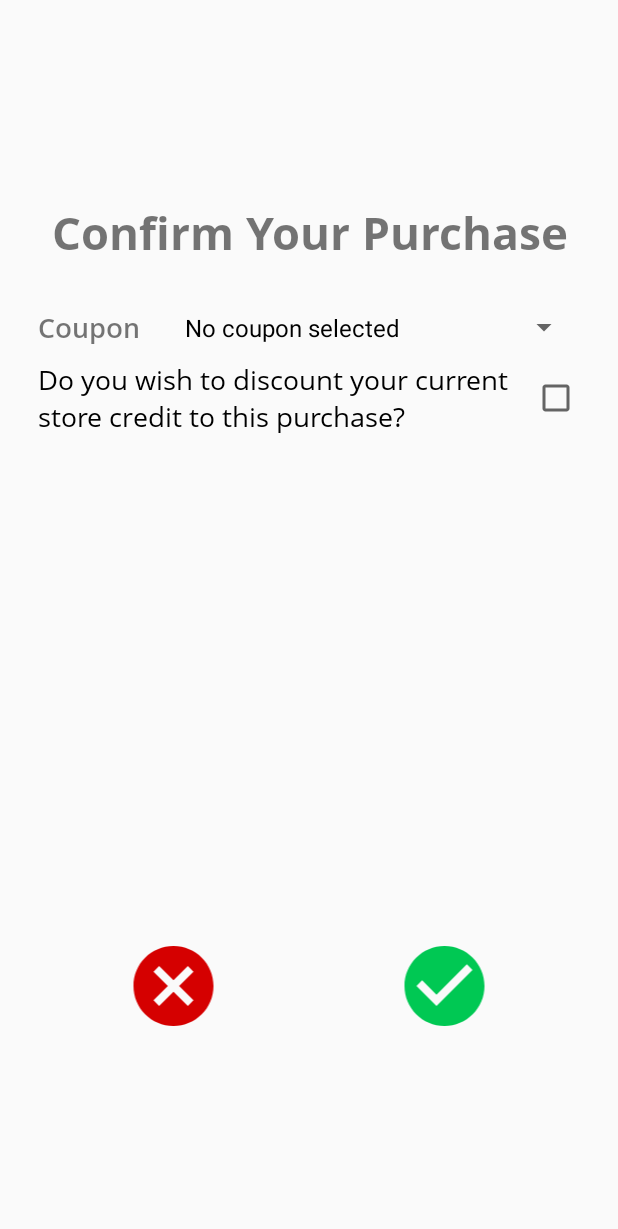
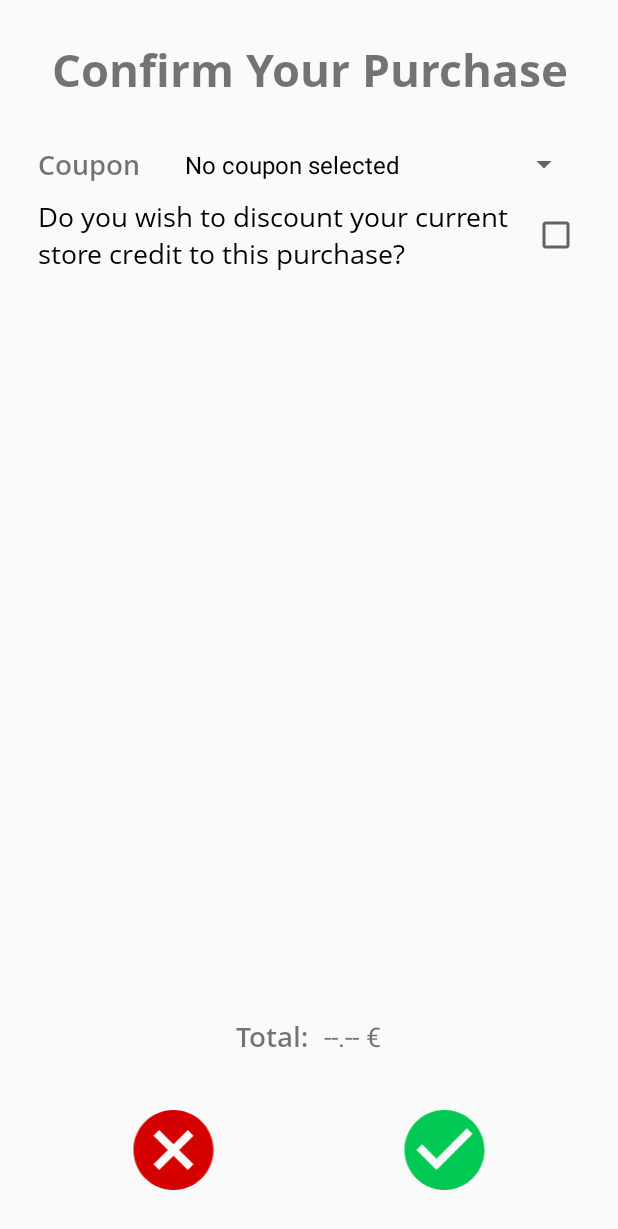
Before and after one commit to EdgarACarneiro/feup-cmov, an Android app: the TransactionConfirmationActivity screen opened directly, with no data from a screen before it, on a phone screen of 412 x 824 dp. Shown: the top 1229 px of the screen. Run offline under Robolectric (Android 15) with nearby library versions, the phone set to English and light mode, and no system bars; 3 statements that could not run were skipped.

Commit message:
Changes to Purchase Confirmation layout.

```diff
--- a/AcmeSupermarket/CustomerApp/app/src/main/java/org/feup/cmov/acmecustomer/activities/MainMenuActivity.java
+++ b/AcmeSupermarket/CustomerApp/app/src/main/java/org/feup/cmov/acmecustomer/activities/MainMenuActivity.java
@@ -24,7 +24,9 @@ import org.feup.cmov.acmecustomer.services.LocalStorage;
 
 import java.nio.ByteBuffer;
 import java.nio.charset.StandardCharsets;
+import java.text.DecimalFormat;
 import java.util.ArrayList;
+import java.util.Locale;
 import java.util.UUID;
 
 public class MainMenuActivity extends AppCompatActivity {
@@ -95,7 +97,7 @@ public class MainMenuActivity extends AppCompatActivity {
 
     public void updateCartValue() {
         TextView cartValue = findViewById(R.id.shopping_cart_value);
-        cartValue.setText(this.currentCustomer.getShoppingCartValue() + "€");
+        cartValue.setText(String.format(Locale.US, "%.2f €", currentCustomer.getShoppingCartValue()));
     }
 
     public void checkout() {
--- a/AcmeSupermarket/CustomerApp/app/src/main/java/org/feup/cmov/acmecustomer/activities/TransactionConfirmationActivity.java
+++ b/AcmeSupermarket/CustomerApp/app/src/main/java/org/feup/cmov/acmecustomer/activities/TransactionConfirmationActivity.java
@@ -12,6 +12,7 @@ import android.widget.ArrayAdapter;
 import android.widget.CheckBox;
 import android.widget.ImageView;
 import android.widget.Spinner;
+import android.widget.TextView;
 
 import org.feup.cmov.acmecustomer.R;
 import org.feup.cmov.acmecustomer.adapters.ShoppingListAdapter;
@@ -20,6 +21,7 @@ import org.feup.cmov.acmecustomer.models.Customer;
 import org.feup.cmov.acmecustomer.models.Product;
 
 import java.util.ArrayList;
+import java.util.Locale;
 
 public class TransactionConfirmationActivity extends AppCompatActivity {
     private Customer currentCustomer;
@@ -32,6 +34,8 @@ public class TransactionConfirmationActivity extends AppCompatActivity {
 
         this.currentCustomer = (Customer) getIntent().getSerializableExtra("Customer");
 
+        ((TextView) findViewById(R.id.subtotal_value)).setText(String.format(Locale.US, "%.2f €", currentCustomer.getShoppingCartValue()));
+
         Spinner coupons = findViewById(R.id.coupon_dropdown);
         ArrayAdapter<String> couponAdapter = new ArrayAdapter<String>(
                 this,
@@ -40,6 +44,28 @@ public class TransactionConfirmationActivity extends AppCompatActivity {
         );
         couponAdapter.setDropDownViewResource(android.R.layout.simple_spinner_dropdown_item);
         coupons.setAdapter(couponAdapter);
+        coupons.setOnItemSelectedListener(new AdapterView.OnItemSelectedListener() {
+            @Override
+            public void onItemSelected(AdapterView<?> adapterView, View view, int i, long l) {
+                if(i > 0) {
+                    double subtotal = currentCustomer.getShoppingCartValue();
+                    double discount = 0.15 * subtotal;
+                    ((TextView) findViewById(R.id.subtotal_value)).setText(String.format(Locale.US, "%.2f €", subtotal));
+                    ((TextView) findViewById(R.id.discount_value)).setText(String.format(Locale.US, "%.2f €", -discount));
+                    ((TextView) findViewById(R.id.total_value)).setText(String.format(Locale.US, "%.2f €", subtotal - discount));
+                    findViewById(R.id.coupon_discount_info).setVisibility(View.VISIBLE);
+                } else {
+                    ((TextView) findViewById(R.id.total_value)).setText(String.format(Locale.US, "%.2f €", currentCustomer.getShoppingCartValue()));
+                    findViewById(R.id.coupon_discount_info).setVisibility(View.GONE);
+                }
+            }
+
+            @Override
+            public void onNothingSelected(AdapterView<?> adapterView) {
+                ((TextView) findViewById(R.id.subtotal_value)).setText(String.format(Locale.US, "%.2f €", currentCustomer.getShoppingCartValue()));
+                findViewById(R.id.coupon_discount_info).setVisibility(View.GONE);
+            }
+        });
 
         RecyclerView recyclerView = findViewById(R.id.product_list);
 
--- a/AcmeSupermarket/CustomerApp/app/src/main/java/org/feup/cmov/acmecustomer/adapters/ShoppingListAdapter.java
+++ b/AcmeSupermarket/CustomerApp/app/src/main/java/org/feup/cmov/acmecustomer/adapters/ShoppingListAdapter.java
@@ -14,6 +14,8 @@ import org.feup.cmov.acmecustomer.R;
 import org.feup.cmov.acmecustomer.activities.MainMenuActivity;
 import org.feup.cmov.acmecustomer.models.Customer;
 import org.feup.cmov.acmecustomer.models.Product;
+
+import java.util.Locale;
 
 public class ShoppingListAdapter extends RecyclerView.Adapter<ShoppingListAdapter.ShoppingListViewHolder> {
     private Customer customer;
@@ -45,7 +47,7 @@ public class ShoppingListAdapter extends RecyclerView.Adapter<ShoppingListAdapte
     @Override
     public void onBindViewHolder(ShoppingListViewHolder holder, int position) {
         holder.productName.setText(this.customer.getShoppingCart().getProducts().get(position).getName());
-        holder.productPrice.setText(this.customer.getShoppingCart().getProducts().get(position).getFullPrice() + "€");
+        holder.productPrice.setText(String.format(Locale.US, "%.2f €", this.customer.getShoppingCart().getProducts().get(position).getFullPrice()));
     }
 
     @Override
--- a/AcmeSupermarket/CustomerApp/app/src/main/res/layout/activity_transaction_confirmation.xml
+++ b/AcmeSupermarket/CustomerApp/app/src/main/res/layout/activity_transaction_confirmation.xml
@@ -68,13 +68,104 @@
     <androidx.recyclerview.widget.RecyclerView
         android:id="@+id/product_list"
         android:layout_width="match_parent"
-        android:layout_height="280dp" />
+        android:layout_height="0dp"
+        android:layout_marginBottom="10dp"
+        android:layout_weight="8">
+
+    </androidx.recyclerview.widget.RecyclerView>
+
+    <LinearLayout
+        android:id="@+id/coupon_discount_info"
+        android:layout_width="match_parent"
+        android:layout_height="0dp"
+        android:layout_weight="2"
+        android:orientation="vertical"
+        android:visibility="visible">
+
+        <LinearLayout
+            android:layout_width="match_parent"
+            android:layout_height="match_parent"
+            android:layout_weight="1"
+            android:gravity="center"
+            android:orientation="horizontal">
+
+            <TextView
+                android:id="@+id/subtotal"
+                android:layout_width="wrap_content"
+                android:layout_height="match_parent"
+                android:layout_marginEnd="10dp"
+                android:fontFamily="@font/open_sans_semibold"
+                android:gravity="center_vertical"
+                android:text="@string/subtotal"
+                android:textSize="18sp" />
+
+            <TextView
+                android:id="@+id/subtotal_value"
+                android:layout_width="wrap_content"
+                android:layout_height="match_parent"
+                android:gravity="center_vertical"
+                android:text="@string/shopping_value"
+                android:textSize="18sp" />
+        </LinearLayout>
+
+        <LinearLayout
+            android:layout_width="match_parent"
+            android:layout_height="match_parent"
+            android:layout_weight="1"
+            android:gravity="center"
+            android:orientation="horizontal">
+
+            <TextView
+                android:id="@+id/discount2"
+                android:layout_width="wrap_content"
+                android:layout_height="match_parent"
+                android:layout_marginEnd="10dp"
+                android:fontFamily="@font/open_sans_semibold"
+                android:gravity="center_vertical"
+                android:text="@string/discount_value"
+                android:textSize="18sp" />
+
+            <TextView
+                android:id="@+id/discount_value"
+                android:layout_width="wrap_content"
+                android:layout_height="match_parent"
+                android:gravity="center_vertical"
+                android:text="@string/shopping_value"
+                android:textSize="18sp" />
+        </LinearLayout>
+    </LinearLayout>
+
+    <LinearLayout
+        android:layout_width="match_parent"
+        android:layout_height="0dp"
+        android:layout_weight="1"
+        android:gravity="center"
+        android:orientation="horizontal">
+
+        <TextView
+            android:id="@+id/textView"
+            android:layout_width="wrap_content"
+            android:layout_height="match_parent"
+            android:layout_marginEnd="10dp"
+            android:fontFamily="@font/open_sans_semibold"
+            android:gravity="center_vertical"
+            android:text="@string/total"
+            android:textSize="18sp" />
+
+        <TextView
+            android:id="@+id/total_value"
+            android:layout_width="wrap_content"
+            android:layout_height="match_parent"
+            android:gravity="center_vertical"
+            android:text="@string/shopping_value"
+            android:textSize="18sp" />
+    </LinearLayout>
 
     <LinearLayout
         android:id="@+id/buttons_layout"
         android:layout_width="match_parent"
         android:layout_height="wrap_content"
-        android:layout_marginTop="30dp"
+        android:layout_marginTop="15dp"
         android:orientation="horizontal">
 
         <ImageView
--- a/AcmeSupermarket/CustomerApp/app/src/main/res/values/strings.xml
+++ b/AcmeSupermarket/CustomerApp/app/src/main/res/values/strings.xml
@@ -25,7 +25,7 @@
     <string name="dont_have_account">Don\'t have an account? Register instead!</string>
     <string name="your_shopping_cart">Current Cart Value: </string>
     <string name="customer_name">Customer Name</string>
-    <string name="shopping_value">Value</string>
+    <string name="shopping_value">--.-- €</string>
     <string name="current_payment_option">Current Payment Option</string>
     <string name="confirm_purchase">Confirm Purchase</string>
     <string name="coupon">Coupon</string>
@@ -34,4 +34,6 @@
     <string name="go_back">Go Back</string>
     <string name="current_shopping_order">Current Shopping Order</string>
     <string name="subtotal">Subtotal:</string>
+    <string name="total">Total:</string>
+    <string name="discount_value">Discount Value:</string>
 </resources>
```
